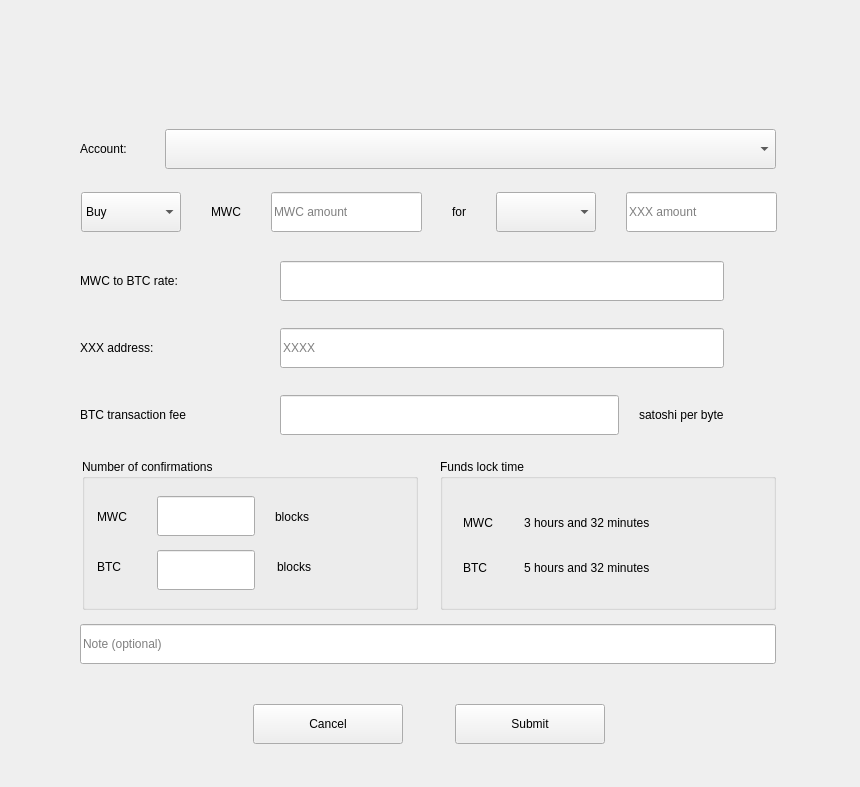
Qt form windows_desktop/s_mrktswapnew_w.ui (0xkobe/mwc-wallet) before a commit.
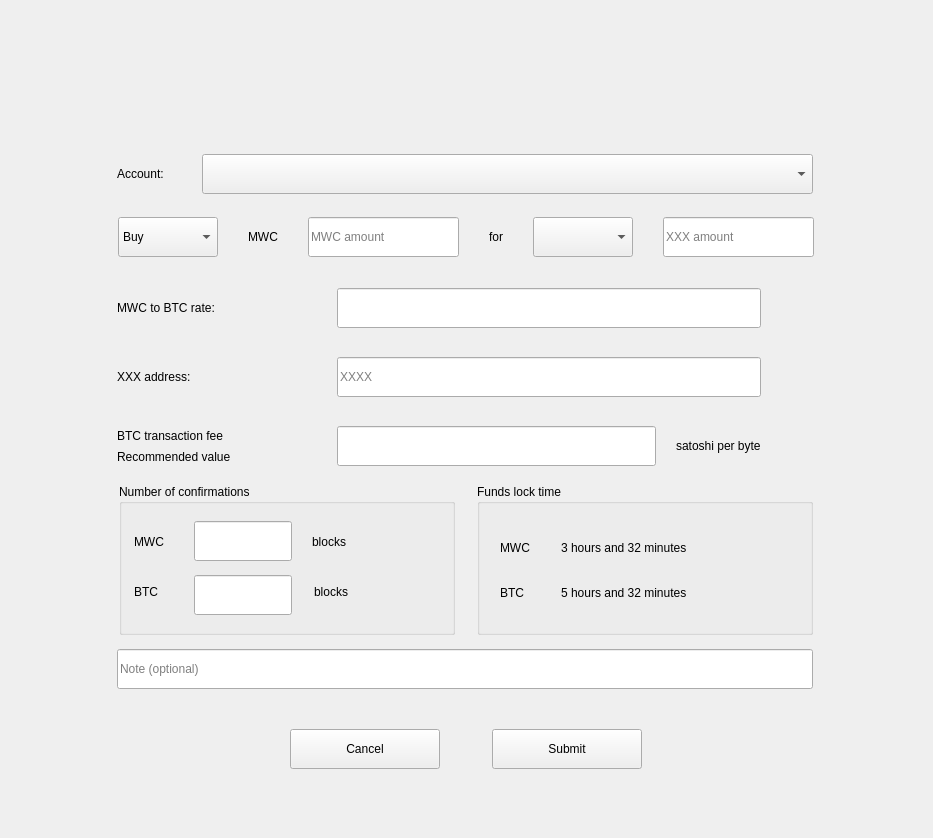
The same form after that commit. Icons and pictures are not drawn. Custom widgets are drawn as their Qt base class.

```diff
--- a/windows_desktop/s_mrktswapnew_w.ui
+++ b/windows_desktop/s_mrktswapnew_w.ui
@@ -6,8 +6,8 @@
    <rect>
     <x>0</x>
     <y>0</y>
-    <width>860</width>
-    <height>787</height>
+    <width>933</width>
+    <height>838</height>
    </rect>
   </property>
   <property name="windowTitle">
@@ -224,7 +224,7 @@
           <x>0</x>
           <y>130</y>
           <width>696</width>
-          <height>191</height>
+          <height>198</height>
          </rect>
         </property>
         <layout class="QGridLayout" name="gridLayout" columnstretch="0,0,0,0">
@@ -234,69 +234,6 @@
          <property name="spacing">
           <number>20</number>
          </property>
-         <item row="0" column="3">
-          <widget class="QPushButton" name="swapRateHelpBtn">
-           <property name="sizePolicy">
-            <sizepolicy hsizetype="Fixed" vsizetype="Fixed">
-             <horstretch>0</horstretch>
-             <verstretch>0</verstretch>
-            </sizepolicy>
-           </property>
-           <property name="cursor">
-            <cursorShape>PointingHandCursor</cursorShape>
-           </property>
-           <property name="focusPolicy">
-            <enum>Qt::NoFocus</enum>
-           </property>
-           <property name="toolTip">
-            <string>Click for help</string>
-           </property>
-           <property name="styleSheet">
-            <string notr="true">border: none;</string>
-           </property>
-           <property name="text">
-            <string/>
-           </property>
-           <property name="icon">
-            <iconset resource="../resources_desktop.qrc">
-             <normaloff>:/img/HelpBtn@2x.svg</normaloff>:/img/HelpBtn@2x.svg</iconset>
-           </property>
-           <property name="iconSize">
-            <size>
-             <width>22</width>
-             <height>22</height>
-            </size>
-           </property>
-           <property name="flat">
-            <bool>true</bool>
-           </property>
-          </widget>
-         </item>
-         <item row="2" column="0">
-          <widget class="control::MwcLabelNormal" name="secTransFeeLabel">
-           <property name="sizePolicy">
-            <sizepolicy hsizetype="Fixed" vsizetype="Preferred">
-             <horstretch>0</horstretch>
-             <verstretch>0</verstretch>
-            </sizepolicy>
-           </property>
-           <property name="minimumSize">
-            <size>
-             <width>180</width>
-             <height>0</height>
-            </size>
-           </property>
-           <property name="maximumSize">
-            <size>
-             <width>16777215</width>
-             <height>22</height>
-            </size>
-           </property>
-           <property name="text">
-            <string>BTC transaction fee</string>
-           </property>
-          </widget>
-         </item>
          <item row="1" column="1" colspan="2">
           <widget class="control::MwcLineEditNormal" name="secAddressEdit">
            <property name="sizePolicy">
@@ -481,6 +418,48 @@
            </property>
           </widget>
          </item>
+         <item row="2" column="0">
+          <layout class="QVBoxLayout" name="verticalLayout_2">
+           <property name="spacing">
+            <number>3</number>
+           </property>
+           <item>
+            <widget class="control::MwcLabelNormal" name="secTransFeeLabel">
+             <property name="sizePolicy">
+              <sizepolicy hsizetype="Fixed" vsizetype="Preferred">
+               <horstretch>0</horstretch>
+               <verstretch>0</verstretch>
+              </sizepolicy>
+             </property>
+             <property name="minimumSize">
+              <size>
+               <width>200</width>
+               <height>0</height>
+              </size>
+             </property>
+             <property name="maximumSize">
+              <size>
+               <width>16777215</width>
+               <height>2200</height>
+              </size>
+             </property>
+             <property name="text">
+              <string>BTC transaction fee</string>
+             </property>
+             <property name="wordWrap">
+              <bool>true</bool>
+             </property>
+            </widget>
+           </item>
+           <item>
+            <widget class="control::MwcLabelSmall" name="secTransFeeLabel2">
+             <property name="text">
+              <string>Recommended value</string>
+             </property>
+            </widget>
+           </item>
+          </layout>
+         </item>
         </layout>
        </widget>
        <widget class="control::MwcLabelNormal" name="rateLabel_2">
@@ -1106,21 +1085,26 @@
    <extends>QPushButton</extends>
    <header>control_desktop/MwcPushButton.h</header>
   </customwidget>
-  <customwidget>
-   <class>control::MwcLabelProgress</class>
-   <extends>QLabel</extends>
-   <header>control_desktop/MwcLabelProgress.h</header>
-  </customwidget>
-  <customwidget>
-   <class>control::MwcLabelNormal</class>
-   <extends>QLabel</extends>
-   <header>control_desktop/MwcLabel.h</header>
-  </customwidget>
   <customwidget>
    <class>control::MwcLineEditNormal</class>
    <extends>QLineEdit</extends>
    <header>control_desktop/MwcLineEdit.h</header>
   </customwidget>
+  <customwidget>
+   <class>control::MwcLabelSmall</class>
+   <extends>QLabel</extends>
+   <header>control_desktop/MwcLabel.h</header>
+  </customwidget>
+  <customwidget>
+   <class>control::MwcLabelNormal</class>
+   <extends>QLabel</extends>
+   <header>control_desktop/MwcLabel.h</header>
+  </customwidget>
+  <customwidget>
+   <class>control::MwcLabelProgress</class>
+   <extends>QLabel</extends>
+   <header>control_desktop/MwcLabelProgress.h</header>
+  </customwidget>
   <customwidget>
    <class>control::MwcComboBox</class>
    <extends>QComboBox</extends>
```
Left out of the diff: 204 changed lines with no effect on the pictures.
